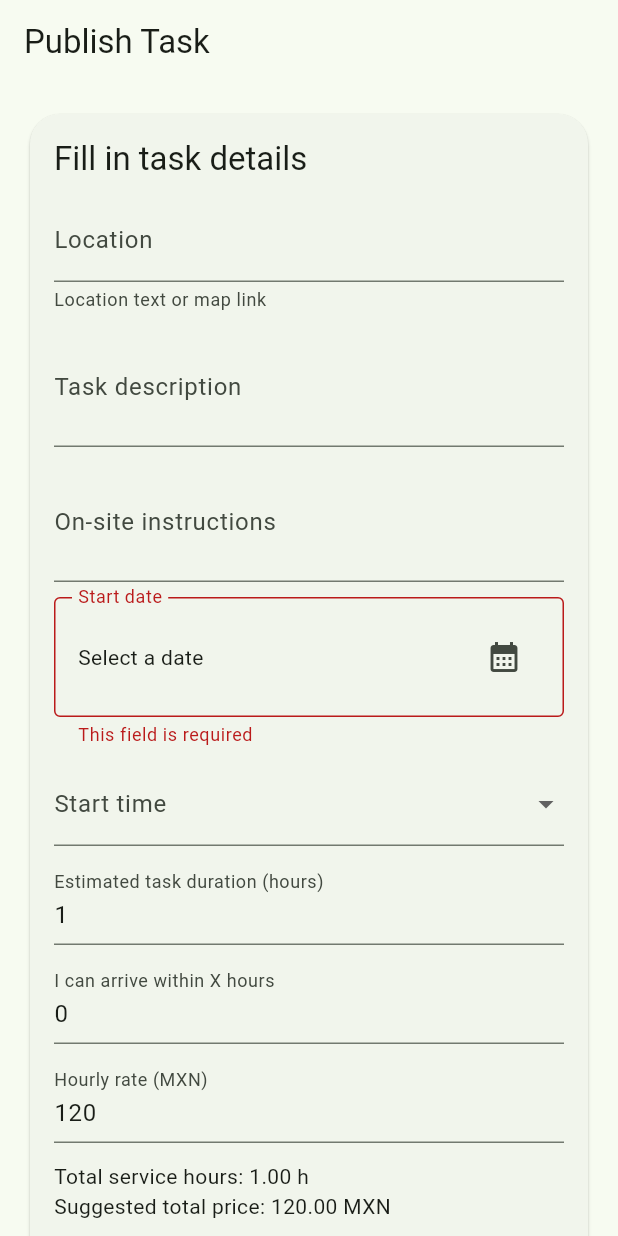
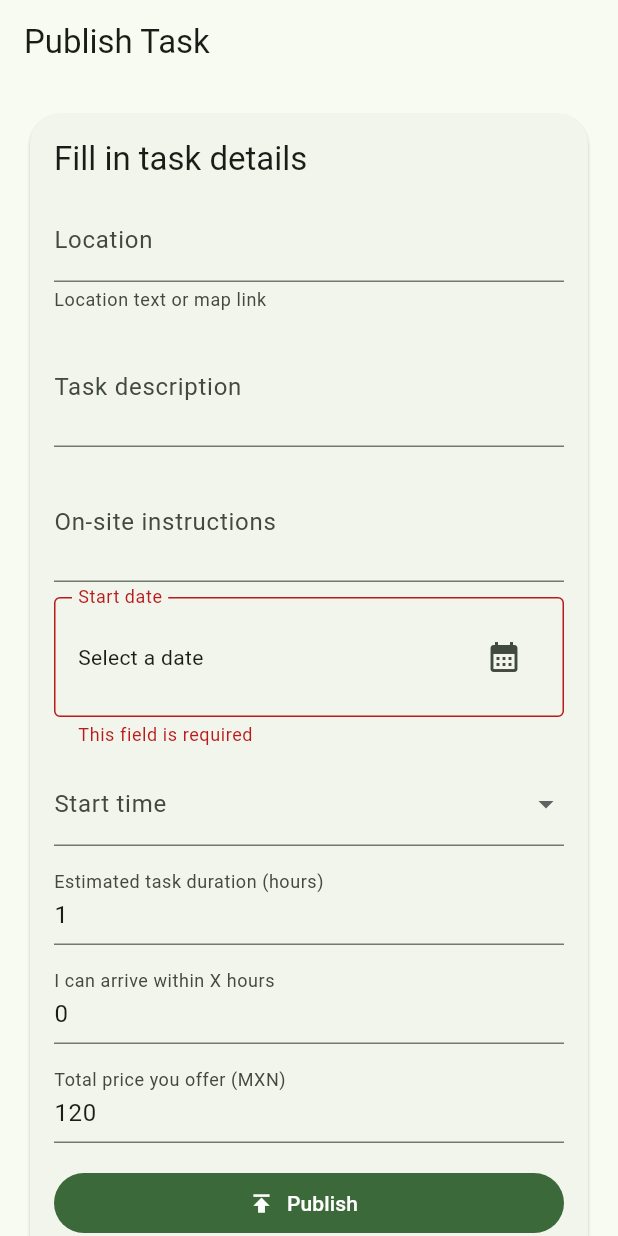
Before and after one commit to wuwu0102/queuego-mx, a Flutter app: the CreateTaskPage screen opened directly with empty values, on a phone screen of 412 x 824 dp. Run offline on Flutter 3.47's test engine with Material 3 defaults, Android fonts, the phone set to English and light mode, and no system bars; missing offline and left inert: dart:html.

Commit message:
Simplify pricing to direct total price input

```diff
--- a/lib/core/i18n/app_strings.dart
+++ b/lib/core/i18n/app_strings.dart
@@ -42,9 +42,7 @@ class AppStrings {
       'startTimeSlotInput': 'Hora de inicio',
       'estimatedTaskHoursInput': 'Duración estimada de la tarea (horas)',
       'customerArrivalBufferHoursInput': 'Puedo llegar en X horas',
-      'hourlyRateMxnInput': 'Tarifa por hora (MXN)',
-      'suggestedTotalPrice': 'Precio total sugerido',
-      'estimatedTotalHours': 'Tiempo total de servicio',
+      'totalPriceMxnInput': 'Precio total que ofreces (MXN)',
       'selectDate': 'Selecciona una fecha',
       'publishTaskButton': 'Publicar',
       'taskPublished': 'Tarea publicada.',
@@ -62,7 +60,7 @@ class AppStrings {
       'startTimeSlot': 'Hora de inicio',
       'estimatedTaskHours': 'Duración estimada',
       'customerArrivalBufferHours': 'Espera de llegada del cliente',
-      'hourlyRate': 'Tarifa por hora',
+      'totalPrice': 'Precio total ofrecido',
       'openLocation': 'Abrir ubicación',
       'price': 'Monto',
       'arriveNow': 'Ya llegué al lugar',
@@ -89,8 +87,7 @@ class AppStrings {
       'submitCounterOffer': 'Enviar contraoferta',
       'counterOfferSubmitted': 'Contraoferta enviada.',
       'runnerCounterOffer': 'Contraoferta del runner',
-      'originalHourlyRate': 'Tarifa original por hora',
-      'originalSuggestedTotal': 'Total sugerido original',
+      'originalTotalPrice': 'Precio total original',
       'acceptCounterOffer': 'Aceptar contraoferta',
       'rejectCounterOffer': 'Rechazar contraoferta',
       'rateRunner': 'Calificar runner',
@@ -132,9 +129,7 @@ class AppStrings {
       'startTimeSlotInput': 'Start time',
       'estimatedTaskHoursInput': 'Estimated task duration (hours)',
       'customerArrivalBufferHoursInput': 'I can arrive within X hours',
-      'hourlyRateMxnInput': 'Hourly rate (MXN)',
-      'suggestedTotalPrice': 'Suggested total price',
-      'estimatedTotalHours': 'Total service hours',
+      'totalPriceMxnInput': 'Total price you offer (MXN)',
       'selectDate': 'Select a date',
       'publishTaskButton': 'Publish',
       'taskPublished': 'Task published.',
@@ -152,7 +147,7 @@ class AppStrings {
       'startTimeSlot': 'Start time',
       'estimatedTaskHours': 'Estimated task duration',
       'customerArrivalBufferHours': 'Customer arrival wait',
-      'hourlyRate': 'Hourly rate',
+      'totalPrice': 'Total price offered',
       'openLocation': 'Open location',
       'price': 'Price',
       'arriveNow': 'I have arrived',
@@ -179,8 +174,7 @@ class AppStrings {
       'submitCounterOffer': 'Submit counter-offer',
       'counterOfferSubmitted': 'Counter-offer submitted.',
       'runnerCounterOffer': 'Runner counter-offer',
-      'originalHourlyRate': 'Original hourly rate',
-      'originalSuggestedTotal': 'Original suggested total',
+      'originalTotalPrice': 'Original total price',
       'acceptCounterOffer': 'Accept counter-offer',
       'rejectCounterOffer': 'Reject counter-offer',
       'rateRunner': 'Rate runner',
@@ -222,9 +216,7 @@ class AppStrings {
       'startTimeSlotInput': '開始時間',
       'estimatedTaskHoursInput': '預估任務時間（小時）',
       'customerArrivalBufferHoursInput': '我可在幾小時內到場',
-      'hourlyRateMxnInput': '每小時費用（MXN）',
-      'suggestedTotalPrice': '建議總價',
-      'estimatedTotalHours': '總服務時間',
+      'totalPriceMxnInput': '願意支付總價（MXN）',
       'selectDate': '請選擇日期',
       'publishTaskButton': '發布任務',
       'taskPublished': '任務已發布。',
@@ -242,7 +234,7 @@ class AppStrings {
       'startTimeSlot': '開始時間',
       'estimatedTaskHours': '預估任務時間',
       'customerArrivalBufferHours': '發任務者到場等待時間',
-      'hourlyRate': '每小時費用',
+      'totalPrice': '願意支付總價',
       'openLocation': '開啟地點',
       'price': '金額',
       'arriveNow': '我已到現場',
@@ -269,8 +261,7 @@ class AppStrings {
       'submitCounterOffer': '送出議價',
       'counterOfferSubmitted': '已送出議價。',
       'runnerCounterOffer': 'Runner 議價',
-      'originalHourlyRate': '原每小時費用',
-      'originalSuggestedTotal': '原建議總價',
+      'originalTotalPrice': '原總價',
       'acceptCounterOffer': '接受議價',
       'rejectCounterOffer': '拒絕議價',
       'rateRunner': '評分 Runner',
--- a/lib/core/models/mvp_task.dart
+++ b/lib/core/models/mvp_task.dart
@@ -23,7 +23,7 @@ class MvpTask {
     required this.startTimeSlot,
     required this.estimatedTaskHours,
     required this.customerArrivalBufferHours,
-    required this.hourlyRateMxn,
+    required this.totalPriceMxn,
     required this.status,
     required this.customerId,
     required this.runnerId,
@@ -44,7 +44,7 @@ class MvpTask {
   final String startTimeSlot;
   final double estimatedTaskHours;
   final double customerArrivalBufferHours;
-  final double hourlyRateMxn;
+  final double totalPriceMxn;
   final MvpTaskStatus status;
   final String customerId;
   final String? runnerId;
@@ -62,16 +62,11 @@ class MvpTask {
       status == MvpTaskStatus.inProgress ||
       status == MvpTaskStatus.waitingForCustomer;
 
-  double get estimatedTotalHours =>
-      estimatedTaskHours + customerArrivalBufferHours;
-
-  double get suggestedTotalPriceMxn => estimatedTotalHours * hourlyRateMxn;
-
   double get displayTotalPriceMxn =>
       negotiationStatus == NegotiationStatus.accepted &&
               runnerCounterOfferTotalMxn != null
           ? runnerCounterOfferTotalMxn!
-          : suggestedTotalPriceMxn;
+          : totalPriceMxn;
 
   MvpTask copyWith({
     String? id,
@@ -82,7 +77,7 @@ class MvpTask {
     String? startTimeSlot,
     double? estimatedTaskHours,
     double? customerArrivalBufferHours,
-    double? hourlyRateMxn,
+    double? totalPriceMxn,
     MvpTaskStatus? status,
     String? customerId,
     String? runnerId,
@@ -109,7 +104,7 @@ class MvpTask {
       estimatedTaskHours: estimatedTaskHours ?? this.estimatedTaskHours,
       customerArrivalBufferHours:
           customerArrivalBufferHours ?? this.customerArrivalBufferHours,
-      hourlyRateMxn: hourlyRateMxn ?? this.hourlyRateMxn,
+      totalPriceMxn: totalPriceMxn ?? this.totalPriceMxn,
       status: status ?? this.status,
       customerId: customerId ?? this.customerId,
       runnerId: clearRunnerId ? null : (runnerId ?? this.runnerId),
--- a/lib/data/mock_task_repository.dart
+++ b/lib/data/mock_task_repository.dart
@@ -49,7 +49,7 @@ class MockTaskRepository extends ChangeNotifier {
     required String startTimeSlot,
     required double estimatedTaskHours,
     required double customerArrivalBufferHours,
-    required double hourlyRateMxn,
+    required double totalPriceMxn,
     required String customerId,
   }) {
     final task = MvpTask(
@@ -61,7 +61,7 @@ class MockTaskRepository extends ChangeNotifier {
       startTimeSlot: startTimeSlot,
       estimatedTaskHours: estimatedTaskHours,
       customerArrivalBufferHours: customerArrivalBufferHours,
-      hourlyRateMxn: hourlyRateMxn,
+      totalPriceMxn: totalPriceMxn,
       status: MvpTaskStatus.open,
       customerId: customerId,
       runnerId: null,
@@ -100,7 +100,7 @@ class MockTaskRepository extends ChangeNotifier {
     final index = _tasks.indexWhere((task) => task.id == taskId);
     if (index < 0) return false;
     final task = _tasks[index];
-    if (task.status != MvpTaskStatus.open || counterOfferTotalMxn <= 0) {
+    if (task.status != MvpTaskStatus.open || counterOfferTotalMxn < 0) {
       return false;
     }
 
--- a/lib/features/customer/customer_shell.dart
+++ b/lib/features/customer/customer_shell.dart
@@ -86,7 +86,7 @@ class _CreateTaskPageState extends State<CreateTaskPage> {
   final _instructionsController = TextEditingController();
   final _estimatedTaskHoursController = TextEditingController(text: '1');
   final _customerArrivalBufferHoursController = TextEditingController(text: '0');
-  final _hourlyRateController = TextEditingController(text: '120');
+  final _totalPriceController = TextEditingController(text: '120');
 
   DateTime? _startDate;
   String? _startTimeSlot;
@@ -98,7 +98,7 @@ class _CreateTaskPageState extends State<CreateTaskPage> {
     _instructionsController.dispose();
     _estimatedTaskHoursController.dispose();
     _customerArrivalBufferHoursController.dispose();
-    _hourlyRateController.dispose();
+    _totalPriceController.dispose();
     super.dispose();
   }
 
@@ -118,10 +118,7 @@ class _CreateTaskPageState extends State<CreateTaskPage> {
       double.tryParse(_estimatedTaskHoursController.text.trim()) ?? 0;
   double get _customerArrivalBufferHours =>
       double.tryParse(_customerArrivalBufferHoursController.text.trim()) ?? 0;
-  double get _hourlyRate => double.tryParse(_hourlyRateController.text.trim()) ?? 0;
-
-  double get _estimatedTotalHours => _estimatedTaskHours + _customerArrivalBufferHours;
-  double get _suggestedTotalPrice => _estimatedTotalHours * _hourlyRate;
+  double get _totalPrice => double.tryParse(_totalPriceController.text.trim()) ?? 0;
 
   void _submit() {
     final s = AppStrings.of(context);
@@ -142,7 +139,7 @@ class _CreateTaskPageState extends State<CreateTaskPage> {
       startTimeSlot: _startTimeSlot!,
       estimatedTaskHours: _estimatedTaskHours,
       customerArrivalBufferHours: _customerArrivalBufferHours,
-      hourlyRateMxn: _hourlyRate,
+      totalPriceMxn: _totalPrice,
       customerId: widget.customerId,
     );
 
@@ -152,7 +149,7 @@ class _CreateTaskPageState extends State<CreateTaskPage> {
     _instructionsController.clear();
     _estimatedTaskHoursController.text = '1';
     _customerArrivalBufferHoursController.text = '0';
-    _hourlyRateController.text = '120';
+    _totalPriceController.text = '120';
     setState(() {
       _startDate = null;
       _startTimeSlot = null;
@@ -280,8 +277,8 @@ class _CreateTaskPageState extends State<CreateTaskPage> {
                     ),
                     const SizedBox(height: 10),
                     _DecimalInputField(
-                      controller: _hourlyRateController,
-                      labelText: s.t('hourlyRateMxnInput'),
+                      controller: _totalPriceController,
+                      labelText: s.t('totalPriceMxnInput'),
                       onChanged: (_) => setState(() {}),
                       validator: (v) {
                         if (v == null || v.trim().isEmpty) return s.t('requiredField');
@@ -290,9 +287,6 @@ class _CreateTaskPageState extends State<CreateTaskPage> {
                         return null;
                       },
                     ),
-                    const SizedBox(height: 12),
-                    Text('${s.t('estimatedTotalHours')}: ${_estimatedTotalHours.toStringAsFixed(2)} h'),
-                    Text('${s.t('suggestedTotalPrice')}: ${_suggestedTotalPrice.toStringAsFixed(2)} MXN'),
                     const SizedBox(height: 16),
                     SizedBox(
                       width: double.infinity,
@@ -368,8 +362,7 @@ class CustomerTasksPage extends StatelessWidget {
                             Text('${s.t('startTimeSlot')}: ${task.startTimeSlot}'),
                             Text('${s.t('estimatedTaskHours')}: ${task.estimatedTaskHours} h'),
                             Text('${s.t('customerArrivalBufferHours')}: ${task.customerArrivalBufferHours} h'),
-                            Text('${s.t('hourlyRate')}: ${task.hourlyRateMxn.toStringAsFixed(2)} MXN'),
-                            Text('${s.t('suggestedTotalPrice')}: ${task.displayTotalPriceMxn.toStringAsFixed(2)} MXN'),
+                            Text('${s.t('totalPrice')}: ${task.displayTotalPriceMxn.toStringAsFixed(2)} MXN'),
                             Text('${s.t('onsiteInstructions')}: ${task.instructions}'),
                             if (task.negotiationStatus == NegotiationStatus.pending && task.runnerCounterOfferTotalMxn != null) ...[
                               const Divider(height: 20),
--- a/lib/features/runner/runner_shell.dart
+++ b/lib/features/runner/runner_shell.dart
@@ -1,6 +1,7 @@
 import 'dart:typed_data';
 
 import 'package:flutter/material.dart';
+import 'package:flutter/services.dart';
 import 'package:intl/intl.dart';
 
 import '../../core/i18n/app_strings.dart';
@@ -49,7 +50,7 @@ class OpenTasksPage extends StatelessWidget {
 
   Future<void> _showCounterOfferDialog(BuildContext context, MvpTask task, String runnerId) async {
     final s = AppStrings.of(context);
-    final priceController = TextEditingController(text: '${task.suggestedTotalPriceMxn.toStringAsFixed(2)}');
+    final priceController = TextEditingController(text: '${task.totalPriceMxn.toStringAsFixed(2)}');
     await showDialog<void>(
       context: context,
       builder: (_) => AlertDialog(
@@ -60,13 +61,12 @@ class OpenTasksPage extends StatelessWidget {
           children: [
             Text('${s.t('estimatedTaskHours')}: ${task.estimatedTaskHours} h'),
             Text('${s.t('customerArrivalBufferHours')}: ${task.customerArrivalBufferHours} h'),
-            Text('${s.t('estimatedTotalHours')}: ${task.estimatedTotalHours} h'),
-            Text('${s.t('originalHourlyRate')}: ${task.hourlyRateMxn.toStringAsFixed(2)} MXN'),
-            Text('${s.t('originalSuggestedTotal')}: ${task.suggestedTotalPriceMxn.toStringAsFixed(2)} MXN'),
+            Text('${s.t('originalTotalPrice')}: ${task.totalPriceMxn.toStringAsFixed(2)} MXN'),
             const SizedBox(height: 8),
             TextField(
               controller: priceController,
               keyboardType: const TextInputType.numberWithOptions(decimal: true),
+              inputFormatters: [FilteringTextInputFormatter.allow(RegExp(r'^\d*\.?\d*'))],
               decoration: InputDecoration(labelText: s.t('counterOfferPriceInput')),
             ),
           ],
@@ -76,7 +76,7 @@ class OpenTasksPage extends StatelessWidget {
           FilledButton(
             onPressed: () {
               final value = double.tryParse(priceController.text.trim());
-              if (value == null || value <= 0) return;
+              if (value == null || value < 0) return;
               MockTaskRepository.instance.proposeCounterOffer(taskId: task.id, runnerId: runnerId, counterOfferTotalMxn: value);
               Navigator.pop(context);
               ScaffoldMessenger.of(context).showSnackBar(SnackBar(content: Text(s.t('counterOfferSubmitted'))));
@@ -393,8 +393,7 @@ class _TaskRunnerCard extends StatelessWidget {
             Text('${s.t('startTimeSlot')}: ${task.startTimeSlot}'),
             Text('${s.t('estimatedTaskHours')}: ${task.estimatedTaskHours} h'),
             Text('${s.t('customerArrivalBufferHours')}: ${task.customerArrivalBufferHours} h'),
-            Text('${s.t('hourlyRate')}: ${task.hourlyRateMxn.toStringAsFixed(2)} MXN'),
-            Text('${s.t('suggestedTotalPrice')}: ${task.displayTotalPriceMxn.toStringAsFixed(2)} MXN'),
+            Text('${s.t('totalPrice')}: ${task.displayTotalPriceMxn.toStringAsFixed(2)} MXN'),
             Text('${s.t('onsiteInstructions')}: ${task.instructions}'),
             if (task.progressNote != null) Text('${s.t('latestProgress')}: ${task.progressNote}'),
             const SizedBox(height: 12),
```
